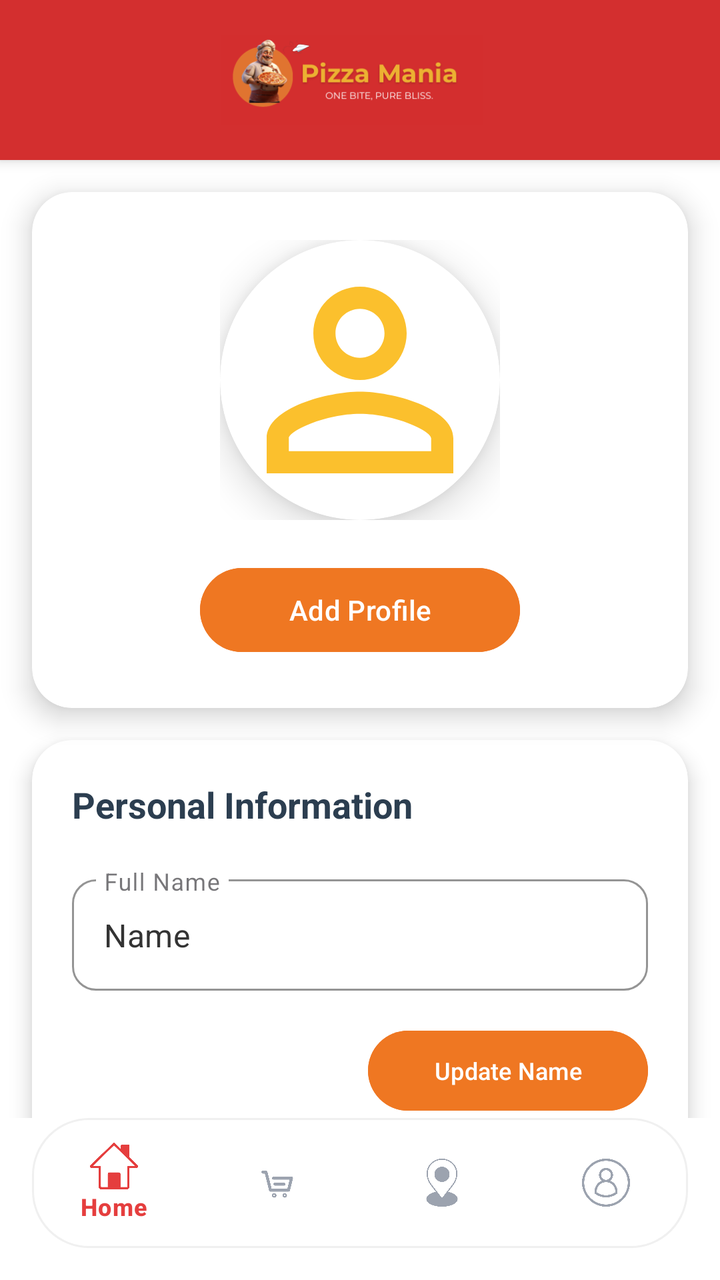
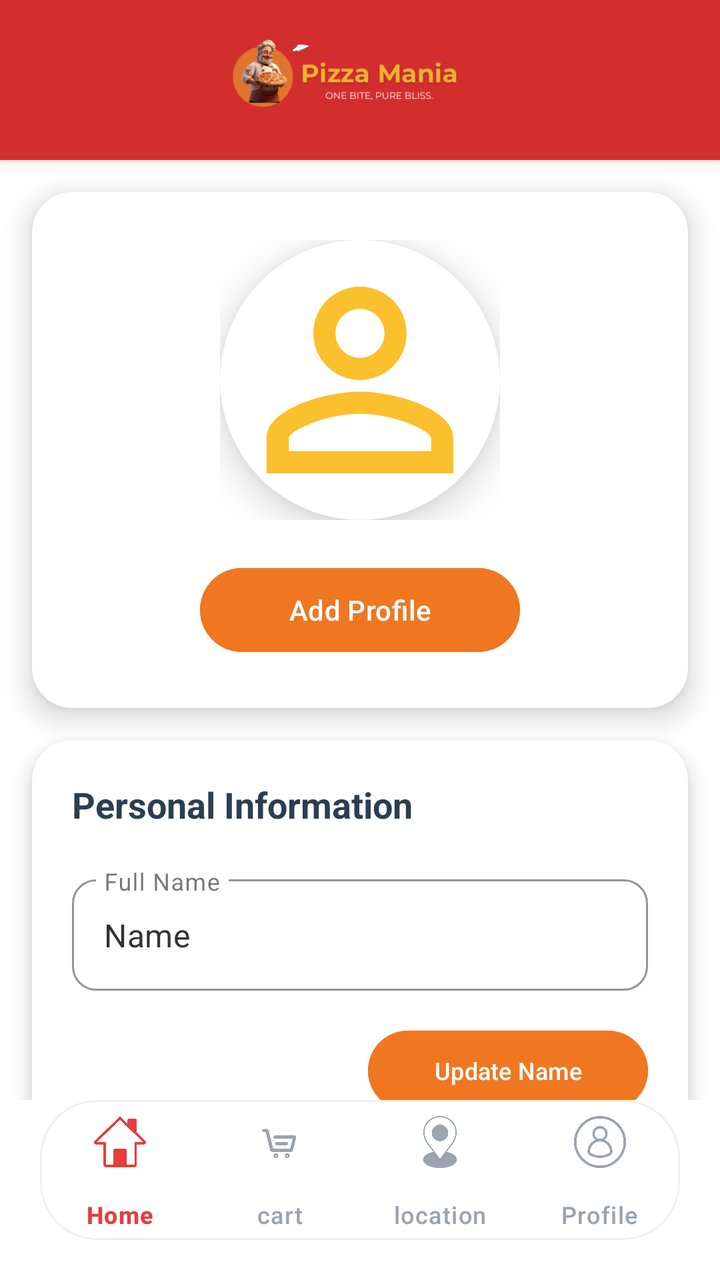

Compare the two renders of this Android layout. The source of the first and the diff that turns it into the second are given below.
<!-- AndroidManifest.xml: application theme Theme.Pizzar11 -->
<!-- res/layout/activity_profile.xml -->
<?xml version="1.0" encoding="utf-8"?>
<androidx.constraintlayout.widget.ConstraintLayout
    xmlns:android="http://schemas.android.com/apk/res/android"
    xmlns:app="http://schemas.android.com/apk/res-auto"
    xmlns:tools="http://schemas.android.com/tools"
    android:id="@+id/main"
    android:layout_width="match_parent"
    android:layout_height="match_parent"
    android:background="@color/app_white"
    tools:context=".ProfileActivity">

    <ScrollView
        android:id="@+id/scrollView"
        android:layout_width="0dp"
        android:layout_height="0dp"
        android:fillViewport="true"
        android:scrollbars="none"
        app:layout_constraintTop_toTopOf="parent"
        app:layout_constraintBottom_toTopOf="@+id/bottomNavigationView"
        app:layout_constraintStart_toStartOf="parent"
        app:layout_constraintEnd_toEndOf="parent">

        <LinearLayout
            android:layout_width="match_parent"
            android:layout_height="wrap_content"
            android:orientation="vertical">

            
            <LinearLayout
                android:layout_width="match_parent"
                android:layout_height="80dp"
                android:background="@color/tomato_red"
                android:gravity="center"
                android:orientation="horizontal"
                android:elevation="4dp">

                <ImageView
                    android:layout_width="200dp"
                    android:layout_height="45dp"
                    android:layout_marginEnd="8dp"
                    android:src="@drawable/headerimg"
                    android:scaleType="fitCenter"
                    android:contentDescription="Pizza Mania Logo" />

            </LinearLayout>

            
            <androidx.cardview.widget.CardView
                android:layout_width="match_parent"
                android:layout_height="wrap_content"
                android:layout_margin="16dp"
                app:cardCornerRadius="20dp"
                app:cardElevation="8dp"
                app:cardBackgroundColor="@android:color/white">

                <LinearLayout
                    android:layout_width="match_parent"
                    android:layout_height="wrap_content"
                    android:orientation="vertical"
                    android:padding="24dp"
                    android:gravity="center">

                    
                    <RelativeLayout
                        android:layout_width="wrap_content"
                        android:layout_height="wrap_content">

                        <androidx.cardview.widget.CardView
                            android:layout_width="140dp"
                            android:layout_height="140dp"
                            app:cardCornerRadius="70dp"
                            app:cardElevation="12dp"
                            app:cardBackgroundColor="@android:color/white">

                            <ImageView
                                android:id="@+id/iv_profile"
                                android:layout_width="match_parent"
                                android:layout_height="match_parent"
                                android:scaleType="centerCrop"
                                android:src="@drawable/person"
                                android:contentDescription="Profile Picture" />

                        </androidx.cardview.widget.CardView>

                    </RelativeLayout>

                    
                    <com.google.android.material.button.MaterialButton
                        android:id="@+id/btn_add_image"
                        android:layout_width="160dp"
                        android:layout_height="50dp"
                        android:layout_marginTop="20dp"
                        android:backgroundTint="#EF7722"
                        android:text="Add Profile"
                        android:textColor="@android:color/white"
                        android:textSize="14sp"
                        android:textAllCaps="false"
                        app:cornerRadius="25dp"
                        app:iconGravity="textStart"
                        app:rippleColor="@color/ripple_color"
                        android:elevation="4dp" />

                </LinearLayout>

            </androidx.cardview.widget.CardView>

            
            <androidx.cardview.widget.CardView
                android:layout_width="match_parent"
                android:layout_height="wrap_content"
                android:layout_marginStart="16dp"
                android:layout_marginEnd="16dp"
                android:layout_marginBottom="16dp"
                app:cardCornerRadius="20dp"
                app:cardElevation="6dp"
                app:cardBackgroundColor="@android:color/white">

                <LinearLayout
                    android:layout_width="match_parent"
                    android:layout_height="wrap_content"
                    android:orientation="vertical"
                    android:padding="20dp">

                    
                    <TextView
                        android:layout_width="wrap_content"
                        android:layout_height="wrap_content"
                        android:text="Personal Information"
                        android:textColor="#2C3E50"
                        android:textSize="18sp"
                        android:textStyle="bold"
                        android:layout_marginBottom="20dp"
                        android:drawablePadding="12dp"
                        android:gravity="center_vertical" />

                    
                    <com.google.android.material.textfield.TextInputLayout
                        android:layout_width="match_parent"
                        android:layout_height="wrap_content"
                        android:layout_marginBottom="16dp"
                        style="@style/Widget.MaterialComponents.TextInputLayout.OutlinedBox"
                        app:boxCornerRadiusTopStart="12dp"
                        app:boxCornerRadiusTopEnd="12dp"
                        app:boxCornerRadiusBottomStart="12dp"
                        app:boxCornerRadiusBottomEnd="12dp"
                        app:boxStrokeColor="@color/cheese_yellow"
                        app:hintTextColor="@color/cheese_yellow"
                        android:hint="Full Name">

                        <com.google.android.material.textfield.TextInputEditText
                            android:id="@+id/tv_name"
                            android:layout_width="match_parent"
                            android:layout_height="wrap_content"
                            android:text="Name"
                            android:textColor="#333333"
                            android:textSize="16sp"
                            android:inputType="textPersonName" />

                    </com.google.android.material.textfield.TextInputLayout>

                    
                    <com.google.android.material.button.MaterialButton
                        android:id="@+id/btn_update_name"
                        android:layout_width="140dp"
                        android:layout_height="48dp"
                        android:layout_gravity="end"
                        android:layout_marginBottom="24dp"
                        android:backgroundTint="#EF7722"
                        android:text="Update Name"
                        android:textColor="@android:color/white"
                        android:textSize="12sp"
                        android:textAllCaps="false"
                        app:cornerRadius="24dp"
                        app:rippleColor="@color/ripple_color" />

                    
                    <View
                        android:layout_width="match_parent"
                        android:layout_height="1dp"
                        android:layout_marginVertical="16dp"
                        android:background="@drawable/gradient_divider" />

                    
                    <com.google.android.material.textfield.TextInputLayout
                        android:layout_width="match_parent"
                        android:layout_height="wrap_content"
                        android:layout_marginBottom="16dp"
                        style="@style/Widget.MaterialComponents.TextInputLayout.OutlinedBox"
                        app:boxCornerRadiusTopStart="12dp"
                        app:boxCornerRadiusTopEnd="12dp"
                        app:boxCornerRadiusBottomStart="12dp"
                        app:boxCornerRadiusBottomEnd="12dp"
                        app:boxStrokeColor="@color/cheese_yellow"
                        app:hintTextColor="@color/cheese_yellow"
                        android:hint="Phone Number"
                        app:prefixText="+94 ">

                        <com.google.android.material.textfield.TextInputEditText
                            android:id="@+id/tv_phone"
                            android:layout_width="match_parent"
                            android:layout_height="wrap_content"
                            android:text="Phone"
                            android:textColor="#333333"
                            android:textSize="16sp"
                            android:inputType="phone" />

                    </com.google.android.material.textfield.TextInputLayout>

                    
                    <com.google.android.material.button.MaterialButton
                        android:id="@+id/btn_update_phone"
                        android:layout_width="140dp"
                        android:layout_height="48dp"
                        android:layout_gravity="end"
                        android:backgroundTint="#EF7722"
                        android:text="Update Phone"
                        android:textColor="@android:color/white"
                        android:textSize="12sp"
                        android:textAllCaps="false"
                        app:cornerRadius="24dp"
                        app:rippleColor="@color/ripple_color" />

                </LinearLayout>

            </androidx.cardview.widget.CardView>











































































            
            <androidx.cardview.widget.CardView
                android:layout_width="match_parent"
                android:layout_height="wrap_content"
                android:layout_marginStart="16dp"
                android:layout_marginEnd="16dp"
                android:layout_marginBottom="16dp"
                app:cardCornerRadius="20dp"
                app:cardElevation="6dp"
                app:cardBackgroundColor="@android:color/white">

                <LinearLayout
                    android:layout_width="match_parent"
                    android:layout_height="wrap_content"
                    android:orientation="vertical"
                    android:padding="20dp">

                    <TextView
                        android:layout_width="wrap_content"
                        android:layout_height="wrap_content"
                        android:layout_marginBottom="16dp"
                        android:text="Contact Us"
                        android:textColor="#E53E3E"
                        android:textSize="18sp"
                        android:textStyle="bold"
                        android:drawablePadding="12dp"
                        android:gravity="center_vertical" />

                    <com.google.android.material.textfield.TextInputLayout
                        android:layout_width="match_parent"
                        android:layout_height="wrap_content"
                        style="@style/Widget.MaterialComponents.TextInputLayout.OutlinedBox"
                        app:boxCornerRadiusTopStart="16dp"
                        app:boxCornerRadiusTopEnd="16dp"
                        app:boxCornerRadiusBottomStart="16dp"
                        app:boxCornerRadiusBottomEnd="16dp"
                        app:boxStrokeColor="@color/cheese_yellow"
                        app:hintTextColor="@color/cheese_yellow"
                        android:hint="Type your message here..."
                        app:counterEnabled="true"
                        app:counterMaxLength="500">

                        <com.google.android.material.textfield.TextInputEditText
                            android:id="@+id/et_contact_message"
                            android:layout_width="match_parent"
                            android:layout_height="120dp"
                            android:gravity="top|start"
                            android:inputType="textMultiLine"
                            android:textColorHint="#999999"
                            android:textSize="14sp"
                            android:scrollbars="vertical"
                            android:maxLength="500" />

                    </com.google.android.material.textfield.TextInputLayout>

                    
                    <com.google.android.material.floatingactionbutton.FloatingActionButton
                        android:id="@+id/iv_send"
                        android:layout_width="wrap_content"
                        android:layout_height="wrap_content"
                        android:layout_gravity="end"
                        android:layout_marginTop="16dp"
                        android:clickable="true"
                        android:focusable="true"
                        android:contentDescription="Send message"
                        app:backgroundTint="@color/cheese_yellow"
                        app:tint="@android:color/white"
                        app:srcCompat="@drawable/send"
                        app:elevation="6dp"
                        app:rippleColor="@color/ripple_color" />

                </LinearLayout>

            </androidx.cardview.widget.CardView>

            
            <com.google.android.material.button.MaterialButton
                android:id="@+id/btn_logout"
                android:layout_width="200dp"
                android:layout_height="56dp"
                android:layout_gravity="center"
                android:layout_marginTop="16dp"
                android:layout_marginBottom="32dp"
                android:backgroundTint="#E74C3C"
                android:text="Logout"
                android:textColor="@android:color/white"
                android:textSize="16sp"
                android:textAllCaps="false"
                app:cornerRadius="28dp"
                app:iconGravity="textStart"
                app:rippleColor="@color/ripple_color"
                android:elevation="4dp" />

        </LinearLayout>

    </ScrollView>

    <com.google.android.material.bottomnavigation.BottomNavigationView
        android:id="@+id/bottomNavigationView"
        android:layout_width="0dp"
        android:layout_height="65dp"
        android:layout_marginStart="16dp"
        android:layout_marginEnd="16dp"
        android:layout_marginBottom="16dp"
        android:background="@drawable/simple_nav_background"
        android:elevation="12dp"
        app:itemIconTint="@color/nav_item_color"
        app:itemTextColor="@color/nav_item_color"
        app:itemActiveIndicatorStyle="@style/CustomActiveIndicator"
        app:labelVisibilityMode="selected"
        app:menu="@menu/bottom_nav_menu"
        app:layout_constraintBottom_toBottomOf="parent"
        app:layout_constraintStart_toStartOf="parent"
        app:layout_constraintEnd_toEndOf="parent"/>

</androidx.constraintlayout.widget.ConstraintLayout>
<!-- resources referenced by this layout -->
<resources>
  <color name="app_white">#FFFFFFFF</color>
  <color name="cheese_yellow">#FBC02D</color>
  <color name="ripple_color">#33FFA726</color>
  <color name="tomato_red">#D32F2F</color>
  <!-- drawable gradient_divider (drawable) -->
  <?xml version="1.0" encoding="utf-8"?>
  <shape xmlns:android="http://schemas.android.com/apk/res/android">
      <gradient
          android:startColor="#00E0E0E0"
          android:centerColor="#E0E0E0"
          android:endColor="#00E0E0E0"
          android:angle="0" />
  </shape>
  <!-- drawable headerimg: png bitmap (drawable, 24417 bytes) -->
  <!-- drawable person (drawable) -->
  <vector xmlns:android="http://schemas.android.com/apk/res/android" android:height="24dp" android:tint="#FBC02D" android:viewportHeight="24" android:viewportWidth="24" android:width="24dp">
        
      <path android:fillColor="@android:color/white" android:pathData="M12,5.9c1.16,0 2.1,0.94 2.1,2.1s-0.94,2.1 -2.1,2.1S9.9,9.16 9.9,8s0.94,-2.1 2.1,-2.1m0,9c2.97,0 6.1,1.46 6.1,2.1v1.1L5.9,18.1L5.9,17c0,-0.64 3.13,-2.1 6.1,-2.1M12,4C9.79,4 8,5.79 8,8s1.79,4 4,4 4,-1.79 4,-4 -1.79,-4 -4,-4zM12,13c-2.67,0 -8,1.34 -8,4v3h16v-3c0,-2.66 -5.33,-4 -8,-4z"/>
      
  </vector>
  <!-- drawable send (drawable) -->
  <vector xmlns:android="http://schemas.android.com/apk/res/android" android:autoMirrored="true" android:height="24dp" android:tint="#D32F2F" android:viewportHeight="24" android:viewportWidth="24" android:width="24dp">
        
      <path android:fillColor="@android:color/white" android:pathData="M2.01,21L23,12 2.01,3 2,10l15,2 -15,2z"/>
      
  </vector>
  <!-- drawable simple_nav_background (drawable) -->
  <?xml version="1.0" encoding="utf-8"?>
  <shape xmlns:android="http://schemas.android.com/apk/res/android">
      <solid android:color="#FFFFFF" />
      <corners android:radius="28dp" />
      <stroke
          android:width="1dp"
          android:color="#F0F0F0" />
  </shape>
  <style name="CustomActiveIndicator">
          <item name="indicatorColor">@color/tomato_red</item>
      </style>
  <style name="Theme.Pizzar11" parent="Base.Theme.Pizzar11" />
  <style name="Base.Theme.Pizzar11" parent="Theme.Material3.DayNight.NoActionBar">
          
          
      </style>
</resources>

<!-- the commit's change to res/layout/activity_profile.xml (unified diff, before → after) -->
@@ -398,19 +398,21 @@
     <com.google.android.material.bottomnavigation.BottomNavigationView
         android:id="@+id/bottomNavigationView"
         android:layout_width="0dp"
-        android:layout_height="65dp"
-        android:layout_marginStart="16dp"
-        android:layout_marginEnd="16dp"
-        android:layout_marginBottom="16dp"
+        android:layout_height="70dp"
+        android:layout_marginStart="20dp"
+        android:layout_marginEnd="20dp"
+        android:layout_marginBottom="20dp"
         android:background="@drawable/simple_nav_background"
-        android:elevation="12dp"
+        android:elevation="8dp"
         app:itemIconTint="@color/nav_item_color"
         app:itemTextColor="@color/nav_item_color"
         app:itemActiveIndicatorStyle="@style/CustomActiveIndicator"
-        app:labelVisibilityMode="selected"
+        app:itemIconSize="26dp"
+        app:itemPaddingTop="8dp"
+        app:itemPaddingBottom="8dp"
+        app:labelVisibilityMode="labeled"
         app:menu="@menu/bottom_nav_menu"
         app:layout_constraintBottom_toBottomOf="parent"
         app:layout_constraintStart_toStartOf="parent"
         app:layout_constraintEnd_toEndOf="parent"/>
-
 </androidx.constraintlayout.widget.ConstraintLayout>
<!-- resource entries referenced after the edit -->
@@ -35,8 +35,11 @@
           android:width="1dp"
           android:color="#F0F0F0" />
   </shape>
-  <style name="CustomActiveIndicator">
-          <item name="indicatorColor">@color/tomato_red</item>
+  <style name="CustomActiveIndicator" parent="Widget.Material3.BottomNavigationView.ActiveIndicator">
+          <item name="android:color">#FFEBE9</item>
+          <item name="shapeAppearance">@style/ShapeAppearance.Material3.Corner.Full</item>
+          <item name="android:width">64dp</item>
+          <item name="android:height">32dp</item>
       </style>
   <style name="Theme.Pizzar11" parent="Base.Theme.Pizzar11" />
   <style name="Base.Theme.Pizzar11" parent="Theme.Material3.DayNight.NoActionBar">
